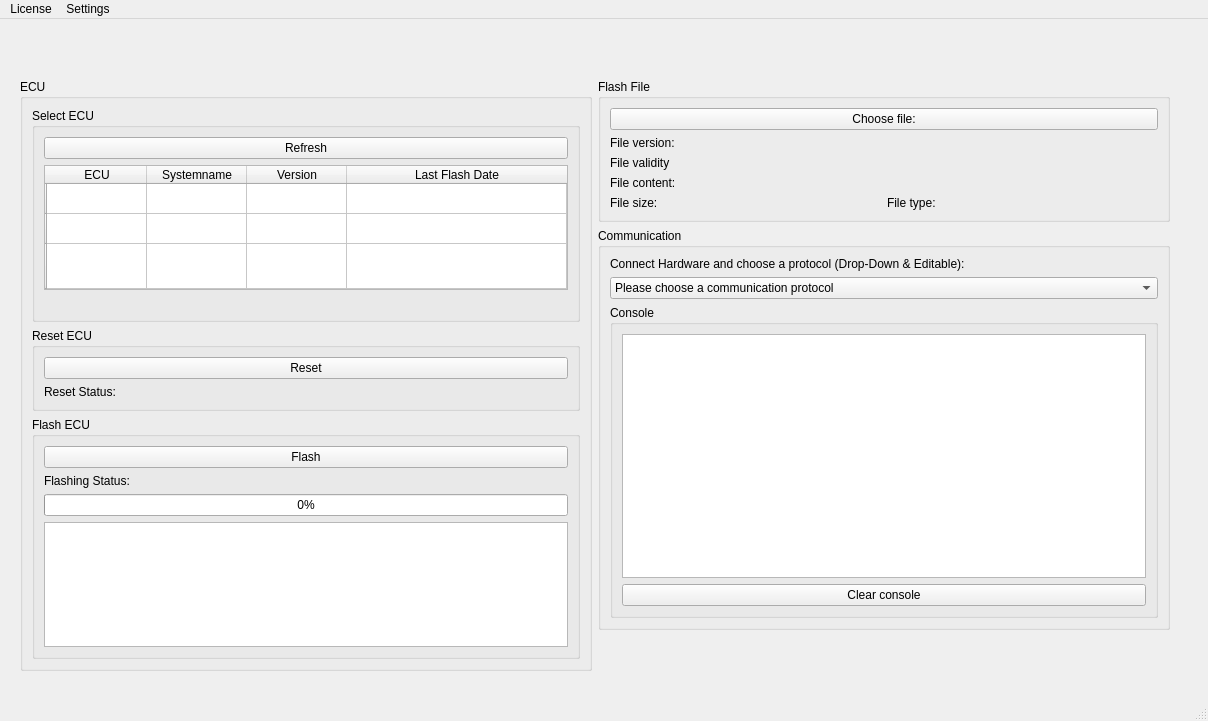
Above: WINDOWS_GUI/mainwindow.ui from amosproj/amos2024ss07-updating-flash-boot-loader before the change. Below: the same form after it.
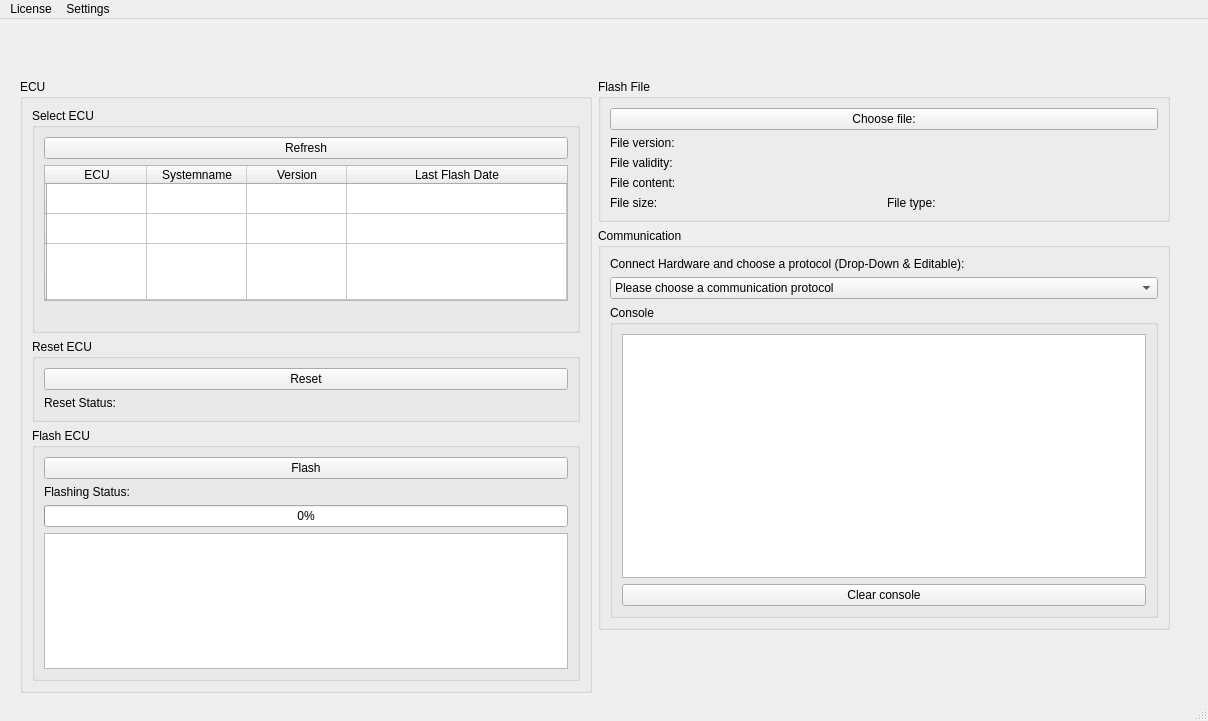
That is the form after the change.

Commit message: added loading cursor symbol while validating

What changed in the file:
```diff
--- a/WINDOWS_GUI/mainwindow.ui
+++ b/WINDOWS_GUI/mainwindow.ui
@@ -20,7 +20,7 @@
       <x>20</x>
       <y>60</y>
       <width>1150</width>
-      <height>613</height>
+      <height>635</height>
      </rect>
     </property>
     <layout class="QHBoxLayout" name="horizontalLayout">
@@ -242,7 +242,7 @@
           <item>
            <widget class="QLabel" name="label_valid">
             <property name="text">
-             <string>File validity</string>
+             <string>File validity:</string>
             </property>
            </widget>
           </item>
```
The commit also changes 2 other files.
